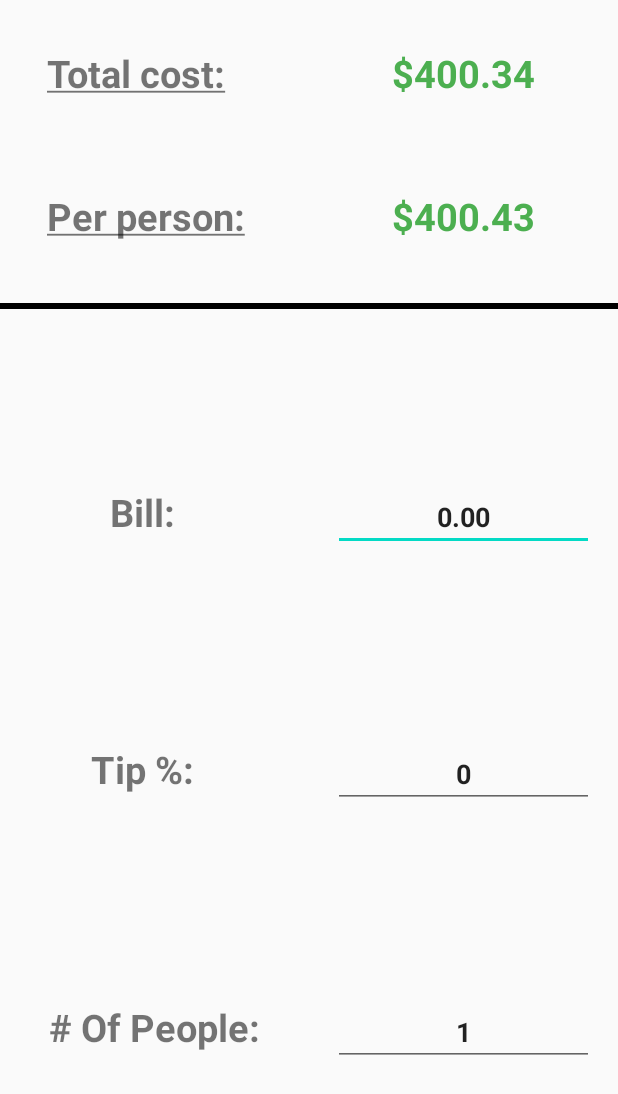
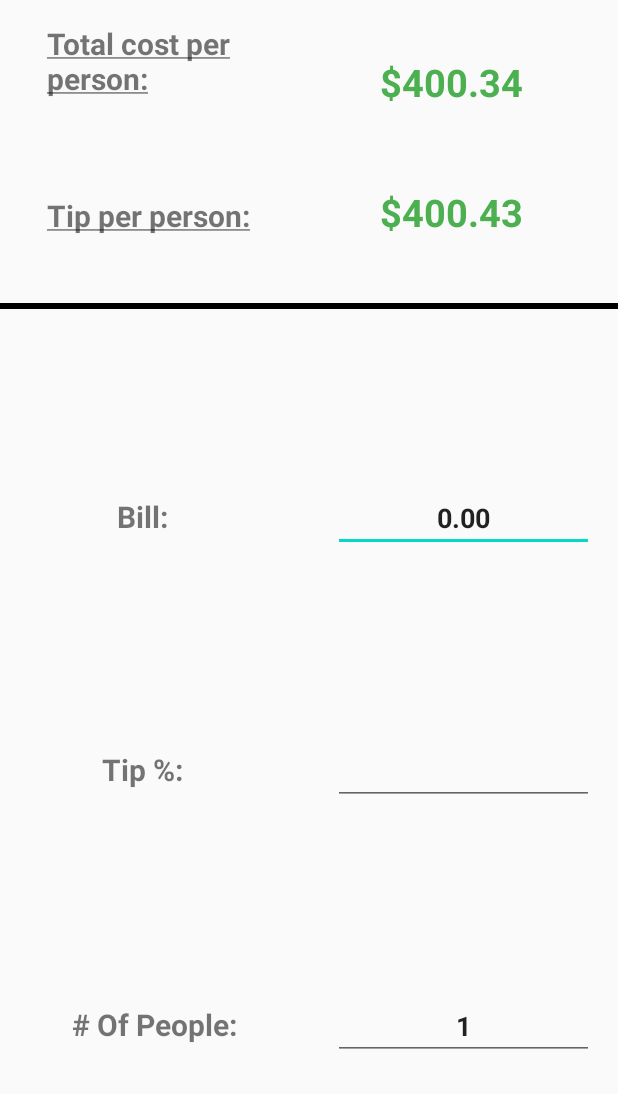
Before and after one commit to stanimals21/SimpleTip, an Android app: the layout activity_main.xml on its own in the app's theme, with its tools: preview values and no code run, on a phone screen of 412 x 824 dp. Shown: the top 1094 px of the screen. Run offline under Robolectric (Android 15) with nearby library versions, the phone set to English and light mode, and no system bars.

Commit message:
Renamed labels and fixed formatting towards the top of the screen to better fit the functionality of the app.

```diff
--- a/app/src/main/java/com/example/simpletip/MainActivity.kt
+++ b/app/src/main/java/com/example/simpletip/MainActivity.kt
@@ -2,7 +2,6 @@ package com.example.simpletip
 
 import androidx.appcompat.app.AppCompatActivity
 import android.os.Bundle
-import androidx.databinding.DataBinderMapperImpl
 import androidx.databinding.DataBindingUtil
 import androidx.lifecycle.ViewModelProvider
 import com.example.simpletip.databinding.ActivityMainBinding
--- a/app/src/main/java/com/example/simpletip/TipViewModel.kt
+++ b/app/src/main/java/com/example/simpletip/TipViewModel.kt
@@ -27,7 +27,8 @@ class TipViewModel:ViewModel() {
         numPeople.value = 1
     }
 
-//    fun calculateValues{ TODO
+//    fun calculateValues(){
+//
 //    }
 
 
--- a/app/src/main/res/layout/activity_main.xml
+++ b/app/src/main/res/layout/activity_main.xml
@@ -1,9 +1,10 @@
 <?xml version="1.0" encoding="utf-8"?>
 
-<layout xmlns:android="http://schemas.android.com/apk/res/android">
+<layout xmlns:app="http://schemas.android.com/apk/res-auto"
+    xmlns:tools="http://schemas.android.com/tools"
+    xmlns:android="http://schemas.android.com/apk/res/android">
 
-    <androidx.constraintlayout.widget.ConstraintLayout xmlns:app="http://schemas.android.com/apk/res-auto"
-        xmlns:tools="http://schemas.android.com/tools"
+    <androidx.constraintlayout.widget.ConstraintLayout
         android:id="@+id/headerLayout"
         android:layout_width="match_parent"
         android:layout_height="match_parent"
@@ -11,7 +12,7 @@
 
 
         <TextView
-            android:id="@+id/bill_textview"
+            android:id="@+id/bill_label"
             style="@style/header_style"
             android:layout_width="wrap_content"
             android:layout_height="wrap_content"
@@ -22,7 +23,7 @@
             android:includeFontPadding="false"
             android:text="@string/bill"
             app:layout_constraintBottom_toTopOf="@+id/tip_percent_label"
-        app:layout_constraintEnd_toEndOf="@+id/per_person_label"
+            app:layout_constraintEnd_toEndOf="@+id/tip_total_label"
             app:layout_constraintStart_toStartOf="parent"
             app:layout_constraintTop_toBottomOf="@+id/divider" />
 
@@ -37,9 +38,9 @@
             android:layout_marginRight="16dp"
             android:text="@string/tip_percent"
             app:layout_constraintBottom_toTopOf="@+id/num_people_label"
-        app:layout_constraintEnd_toEndOf="@+id/per_person_label"
+            app:layout_constraintEnd_toEndOf="@+id/tip_total_label"
             app:layout_constraintStart_toStartOf="parent"
-        app:layout_constraintTop_toBottomOf="@+id/bill_textview"
+            app:layout_constraintTop_toBottomOf="@+id/bill_label"
             tools:text="@string/tip_percent" />
 
         <TextView
@@ -51,7 +52,7 @@
             android:layout_marginLeft="16dp"
             android:text="@string/number_of_people"
             app:layout_constraintBottom_toBottomOf="parent"
-        app:layout_constraintEnd_toEndOf="@+id/per_person_label"
+            app:layout_constraintEnd_toEndOf="@+id/tip_total_label"
             app:layout_constraintStart_toStartOf="parent"
             app:layout_constraintTop_toBottomOf="@+id/tip_percent_label" />
 
@@ -73,13 +74,12 @@
             app:layout_constraintGuide_percent="0.25" />
 
         <TextView
-        android:id="@+id/total_cost"
+            android:id="@+id/total_cost_label"
             style="@style/header_style"
             android:layout_width="0dp"
             android:layout_height="wrap_content"
             android:layout_marginStart="16dp"
             android:layout_marginLeft="16dp"
-        android:layout_marginTop="16dp"
             android:layout_marginEnd="16dp"
             android:layout_marginRight="16dp"
             android:text="@string/total_cost_info_text"
@@ -89,22 +89,25 @@
 
         <TextView
             android:id="@+id/total_cost_value"
-        android:layout_width="0dp"
             style="@style/header_value_style"
-        android:gravity="center"
+            android:layout_width="174dp"
             android:layout_height="wrap_content"
             android:layout_marginStart="16dp"
             android:layout_marginLeft="16dp"
+            android:layout_marginTop="16dp"
             android:layout_marginEnd="16dp"
             android:layout_marginRight="16dp"
+            android:layout_marginBottom="16dp"
+            android:gravity="center"
             android:text="@string/default_dollar_value"
-        app:layout_constraintBaseline_toBaselineOf="@+id/total_cost"
+            app:layout_constraintBottom_toTopOf="@+id/total_tip_value"
             app:layout_constraintEnd_toEndOf="parent"
-        app:layout_constraintStart_toStartOf="@+id/middle_verticalGuideline"
+            app:layout_constraintStart_toEndOf="@+id/total_cost_label"
+            app:layout_constraintTop_toTopOf="parent"
             tools:text="$400.34" />
 
         <TextView
-        android:id="@+id/per_person_label"
+            android:id="@+id/tip_total_label"
             style="@style/header_style"
             android:layout_width="0dp"
             android:layout_height="wrap_content"
@@ -118,22 +121,22 @@
             app:layout_constraintBottom_toTopOf="@+id/header_guideline"
             app:layout_constraintEnd_toStartOf="@+id/middle_verticalGuideline"
             app:layout_constraintStart_toStartOf="parent"
-        app:layout_constraintTop_toBottomOf="@+id/total_cost" />
+            app:layout_constraintTop_toBottomOf="@+id/total_cost_label" />
 
         <TextView
-        android:id="@+id/per_person_value"
+            android:id="@+id/total_tip_value"
+            style="@style/header_value_style"
             android:layout_width="0dp"
-        style="@style/header_value_style"
-        android:gravity="center"
             android:layout_height="wrap_content"
             android:layout_marginStart="16dp"
             android:layout_marginLeft="16dp"
             android:layout_marginEnd="16dp"
             android:layout_marginRight="16dp"
+            android:gravity="center"
             android:text="@string/default_dollar_value"
-        app:layout_constraintBaseline_toBaselineOf="@+id/per_person_label"
+            app:layout_constraintBaseline_toBaselineOf="@+id/tip_total_label"
             app:layout_constraintEnd_toEndOf="parent"
-        app:layout_constraintStart_toStartOf="@+id/middle_verticalGuideline"
+            app:layout_constraintStart_toEndOf="@+id/tip_total_label"
             tools:text="$400.43" />
 
         <androidx.constraintlayout.widget.Guideline
@@ -144,8 +147,8 @@
             app:layout_constraintGuide_percent="0.5" />
 
         <EditText
+            android:id="@+id/bill_value"
             style="@style/editText_style"
-        android:id="@+id/bill_value"
             android:layout_width="0dp"
             android:layout_height="wrap_content"
             android:layout_marginStart="16dp"
@@ -155,14 +158,13 @@
             android:ems="10"
             android:inputType="numberDecimal"
             android:text="@string/default_dollar_value"
-        app:layout_constraintBaseline_toBaselineOf="@+id/bill_textview"
+            app:layout_constraintBaseline_toBaselineOf="@+id/bill_label"
             app:layout_constraintEnd_toEndOf="parent"
             app:layout_constraintStart_toStartOf="@+id/middle_verticalGuideline" />
 
         <EditText
+            android:id="@+id/tip_percent_value"
             style="@style/editText_style"
-        android:text="0"
-        android:id="@+id/editTextNumberDecimal2"
             android:layout_width="0dp"
             android:layout_height="wrap_content"
             android:layout_marginStart="16dp"
@@ -176,9 +178,8 @@
             app:layout_constraintStart_toStartOf="@+id/middle_verticalGuideline" />
 
         <EditText
+            android:id="@+id/num_people_value"
             style="@style/editText_style"
-        android:text="@string/default_num_people"
-        android:id="@+id/editTextNumberDecimal4"
             android:layout_width="0dp"
             android:layout_height="wrap_content"
             android:layout_marginStart="16dp"
@@ -187,6 +188,7 @@
             android:layout_marginRight="16dp"
             android:ems="10"
             android:inputType="numberDecimal"
+            android:text="@string/default_num_people"
             app:layout_constraintBaseline_toBaselineOf="@+id/num_people_label"
             app:layout_constraintEnd_toEndOf="parent"
             app:layout_constraintStart_toStartOf="@+id/middle_verticalGuideline" />
--- a/app/src/main/res/values/dimens.xml
+++ b/app/src/main/res/values/dimens.xml
@@ -1,7 +1,7 @@
 <?xml version="1.0" encoding="utf-8"?>
 <resources>
     <dimen name="header_text_padding">15dp</dimen>
-    <dimen name="header_textSize">25sp</dimen>
+    <dimen name="header_textSize">20sp</dimen>
     <dimen name="headerBig_textSize">30sp</dimen>
     <dimen name="headerVal_textSize">25sp</dimen>
     <dimen name="dividerMargin">16dp</dimen>
--- a/app/src/main/res/values/strings.xml
+++ b/app/src/main/res/values/strings.xml
@@ -1,7 +1,7 @@
 <resources>
     <string name="app_name">SimpleTip</string>
-    <string name="total_cost_info_text"><u>Total cost:</u></string>
-    <string name="per_person_info_text"><u>Per person:</u></string>
+    <string name="total_cost_info_text"><u>Total cost per person:</u></string>
+    <string name="per_person_info_text"><u>Tip per person:</u></string>
     <string name="bill">Bill:</string>
     <string name="number_of_people"># Of People:</string>
     <string name="tip_percent">Tip %:</string>
```
Lines whose indentation alone changed are shown as unchanged.
